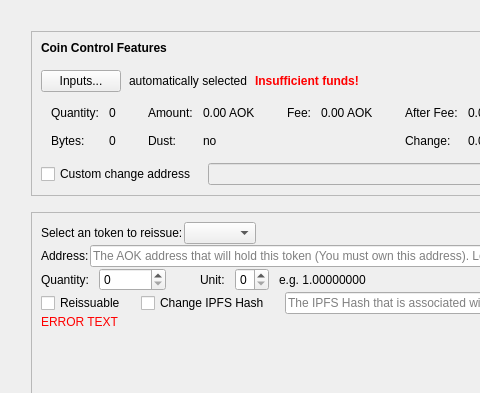
First picture: the form in src/qt/forms/reissuetokendialog.ui, repository AokChain/AokChain, before the edit; both pictures show x 0 to 480 and y 0 to 393 of the 932 by 1051 pixel window.
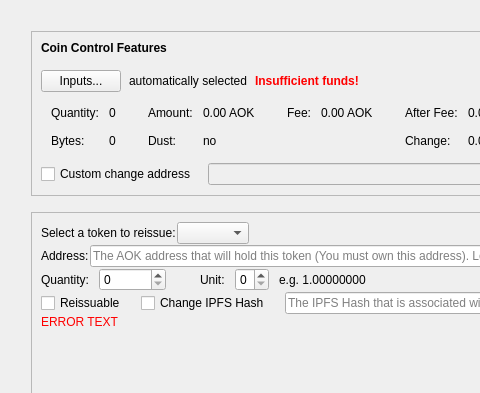
Second picture: the form after the edit. Custom widgets are drawn as their Qt base class.

Commit message:
qt: fix typos on the token pages
"Check Availabilty", "How divisble", "Select an token", "This is an
token payment", "Can Reisssue", "Quantity is to large", the missing
apostrophe in "the tokens current settings" and a sentence of the
reissue warning that was cut in two by a full stop.

The Korean translation of "Select a token to transfer" is kept; no
other translation has these strings.

What changed in the file:
```diff
--- a/src/qt/forms/reissuetokendialog.ui
+++ b/src/qt/forms/reissuetokendialog.ui
@@ -601,7 +601,7 @@
             <item>
              <widget class="QLabel" name="tokenNameLabel">
               <property name="text">
-               <string>Select an token to reissue:</string>
+               <string>Select a token to reissue:</string>
               </property>
              </widget>
             </item>
```
The commit also changes 7 other files.
